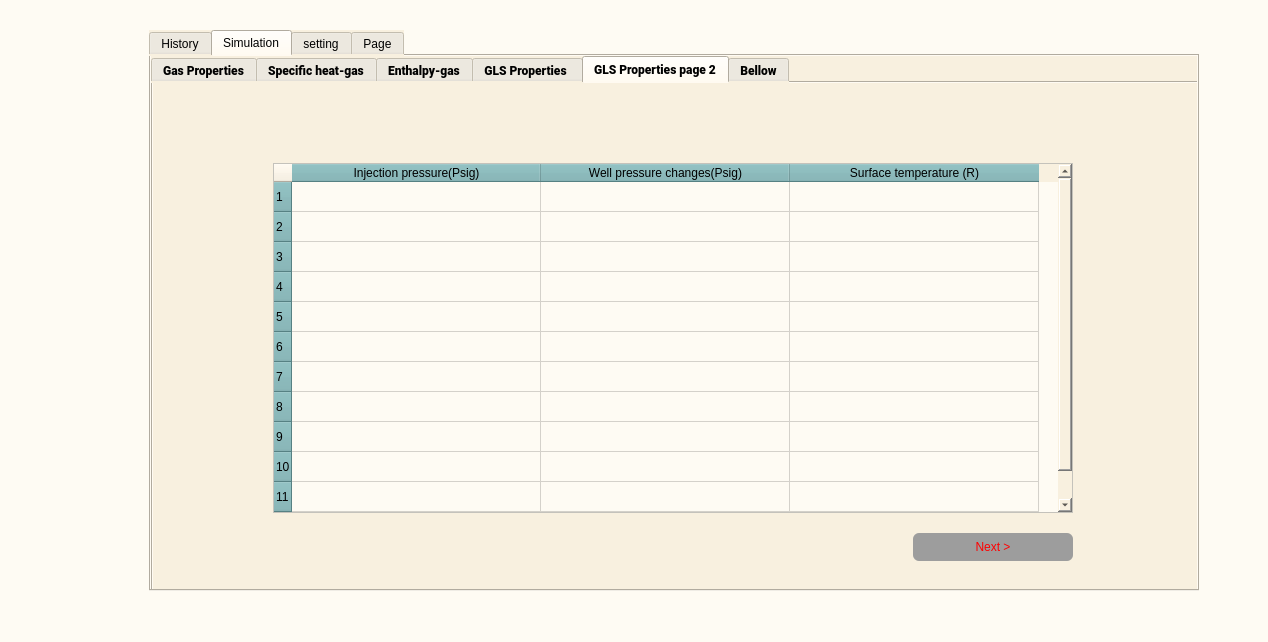
Qt form front/Apps.ui (sajadghandehari/Design-ejector-simulation-software) before a commit.
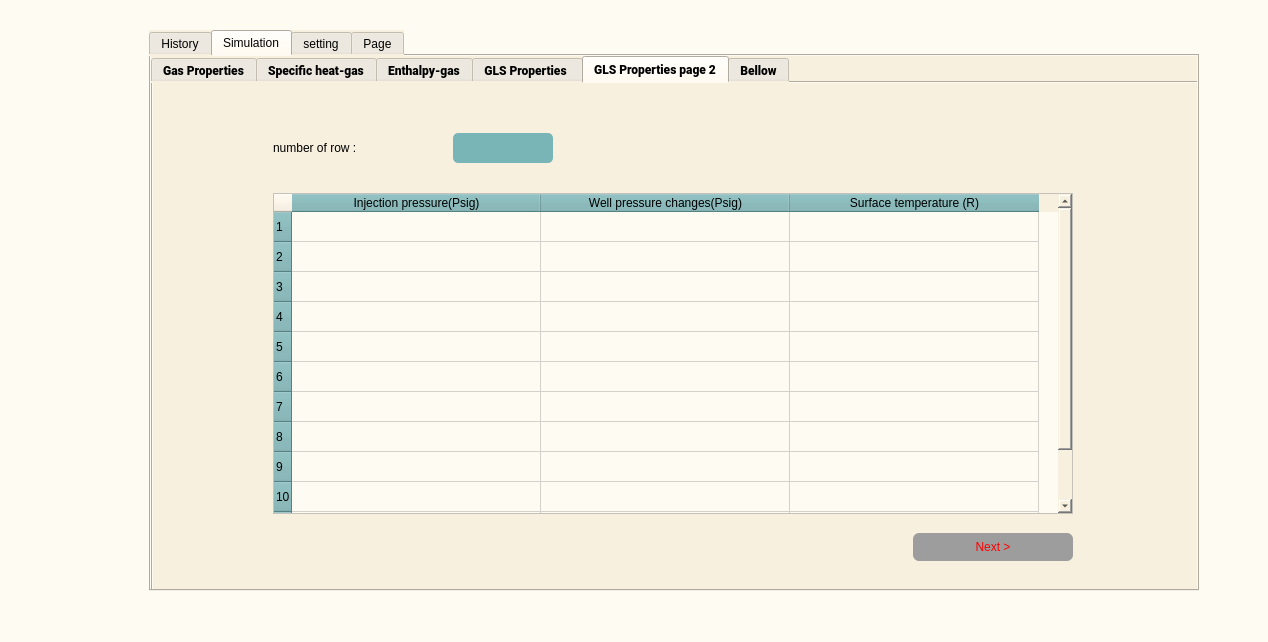
The same form after that commit. The open tabs and pages were chosen to show the change. Icons and pictures are not drawn.

```diff
--- a/front/Apps.ui
+++ b/front/Apps.ui
@@ -1173,9 +1173,9 @@
         <property name="geometry">
          <rect>
           <x>120</x>
-          <y>80</y>
+          <y>110</y>
           <width>800</width>
-          <height>350</height>
+          <height>321</height>
          </rect>
         </property>
         <property name="styleSheet">
@@ -1263,6 +1263,39 @@
          <string>Next &gt;</string>
         </property>
        </widget>
+       <widget class="QLabel" name="label_39">
+        <property name="geometry">
+         <rect>
+          <x>120</x>
+          <y>50</y>
+          <width>141</width>
+          <height>30</height>
+         </rect>
+        </property>
+        <property name="text">
+         <string>number of row :</string>
+        </property>
+       </widget>
+       <widget class="QLineEdit" name="gls_properties_input">
+        <property name="geometry">
+         <rect>
+          <x>300</x>
+          <y>50</y>
+          <width>100</width>
+          <height>30</height>
+         </rect>
+        </property>
+        <property name="styleSheet">
+         <string notr="true">font: 75 8pt &quot;Calibri (Body)&quot;;
+background-color: rgb(121, 180, 183);
+color: rgb(34, 40, 49);
+border-radius:5px;
+
+
+
+</string>
+        </property>
+       </widget>
       </widget>
       <widget class="QWidget" name="tab_7">
        <attribute name="title">
```
Left out of the diff: 45 changed lines with no effect on the pictures.
